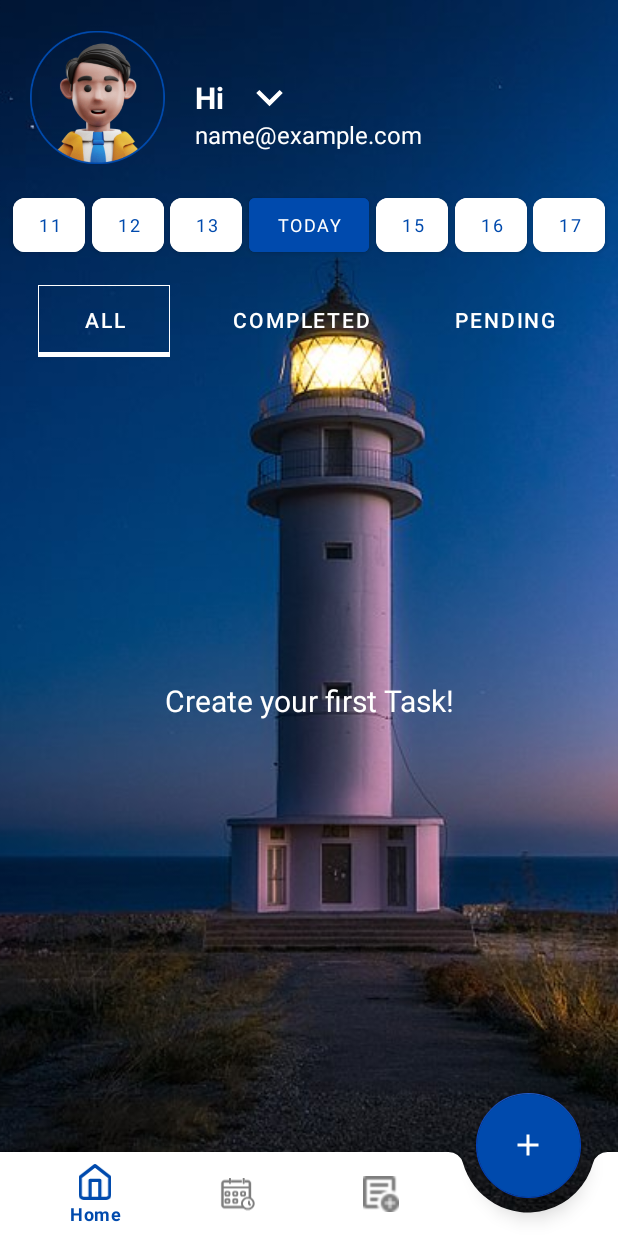
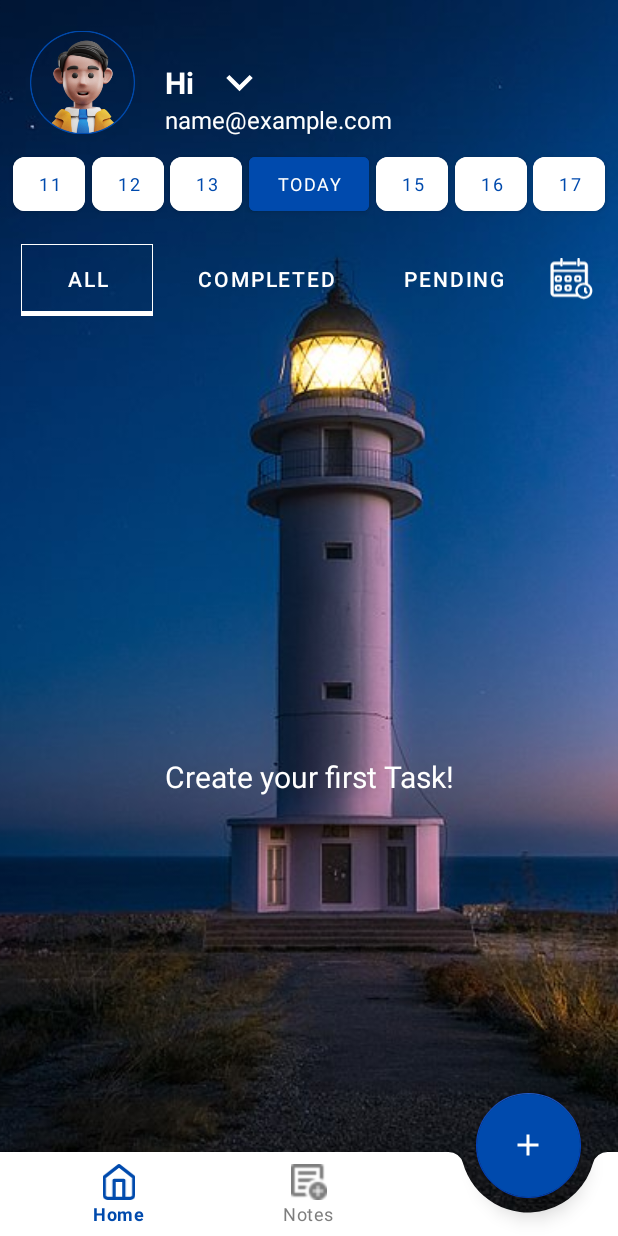
Before and after one commit to MorpH-ss-047/task-tacker-app, an Android app: the screen it shows after launch once a user with an empty profile is signed in (MainActivity), on a phone screen of 412 x 824 dp. Run offline under Robolectric (Android 15) with nearby library versions, the phone set to English and light mode, and no system bars; our stand-ins replace Firebase (no records; nobody signed in at launch, a user with empty details on screens opened directly); libraries missing offline, so code that uses them is left out: it.xabaras.android.

Commit message:
Merged home and calendar fragments - Removed calendar screen - Added calendar functionality to home fragment

```diff
--- a/app/src/main/AndroidManifest.xml
+++ b/app/src/main/AndroidManifest.xml
@@ -27,15 +27,19 @@
             android:exported="false" />
         <activity
             android:name=".authentication.email.EmailLoginActivity"
+            android:theme="@style/Theme.TaskTrackerWhiteStatusBar"
             android:exported="false" />
         <activity
             android:name=".authentication.email.EmailSignupActivity"
+            android:theme="@style/Theme.TaskTrackerWhiteStatusBar"
             android:exported="false" />
         <activity
             android:name=".authentication.phone.OTPActivity"
+            android:theme="@style/Theme.TaskTrackerWhiteStatusBar"
             android:exported="false" />
         <activity
             android:name=".authentication.phone.PhoneLoginActivity"
+            android:theme="@style/Theme.TaskTrackerWhiteStatusBar"
             android:exported="false" />
         <activity
             android:name=".MainActivity"
--- a/app/src/main/res/layout/activity_email_login.xml
+++ b/app/src/main/res/layout/activity_email_login.xml
@@ -85,7 +85,6 @@
             android:layout_height="50dp"
             android:background="@color/white"
             app:boxStrokeWidth="0dp"
-            app:boxStrokeWidthFocused="0dp"
             app:hintEnabled="false"
             app:passwordToggleEnabled="true">
 
--- a/app/src/main/res/layout/activity_email_signup.xml
+++ b/app/src/main/res/layout/activity_email_signup.xml
@@ -54,7 +54,6 @@
             android:layout_height="50dp"
             android:background="@color/white"
             app:boxStrokeWidth="0dp"
-            app:boxStrokeWidthFocused="0dp"
             app:hintEnabled="false">
 
             <com.google.android.material.textfield.TextInputEditText
@@ -88,7 +87,6 @@
             android:layout_height="50dp"
             android:background="@color/white"
             app:boxStrokeWidth="0dp"
-            app:boxStrokeWidthFocused="0dp"
             app:hintEnabled="false"
             app:passwordToggleEnabled="true">
 
@@ -122,7 +120,6 @@
             android:layout_height="50dp"
             android:background="@color/white"
             app:boxStrokeWidth="0dp"
-            app:boxStrokeWidthFocused="0dp"
             app:hintEnabled="false"
             app:passwordToggleEnabled="true">
 
--- a/app/src/main/res/layout/activity_phone_login.xml
+++ b/app/src/main/res/layout/activity_phone_login.xml
@@ -56,7 +56,6 @@
                 android:layout_height="match_parent"
                 android:layout_toEndOf="@id/countryCodeCard"
                 app:boxStrokeWidth="0dp"
-                app:boxStrokeWidthFocused="0dp"
                 android:padding="4dp"
                 app:hintEnabled="false">
 
--- a/app/src/main/res/layout/fragment_home.xml
+++ b/app/src/main/res/layout/fragment_home.xml
@@ -1,9 +1,10 @@
 <?xml version="1.0" encoding="utf-8"?>
-<androidx.constraintlayout.widget.ConstraintLayout xmlns:android="http://schemas.android.com/apk/res/android"
+<androidx.constraintlayout.motion.widget.MotionLayout xmlns:android="http://schemas.android.com/apk/res/android"
     xmlns:app="http://schemas.android.com/apk/res-auto"
     xmlns:tools="http://schemas.android.com/tools"
     android:layout_width="match_parent"
     android:layout_height="match_parent"
+    app:layoutDescription="@xml/fragment_home_scene"
     tools:context=".fragments.HomeFragment">
 
 
@@ -12,12 +13,12 @@
         android:layout_width="48dp"
         android:layout_height="48dp"
         android:layout_marginHorizontal="2dp"
-        android:visibility="visible"
         android:backgroundTint="@color/date_buttons_background_color"
         android:fontFamily="@font/roboto"
         android:text="@string/_17"
         android:textColor="@color/text_color"
         android:textSize="12sp"
+        android:visibility="visible"
         app:cornerRadius="8dp"
         app:layout_constraintEnd_toStartOf="@id/minusTwoDays"
         app:layout_constraintStart_toStartOf="@id/taskListHomeScreenRv"
@@ -28,12 +29,12 @@
         android:layout_width="48dp"
         android:layout_height="48dp"
         android:layout_marginHorizontal="2dp"
-        android:visibility="visible"
         android:backgroundTint="@color/date_buttons_background_color"
         android:fontFamily="@font/roboto"
         android:text="@string/_19"
         android:textColor="@color/text_color"
         android:textSize="12sp"
+        android:visibility="visible"
         app:cornerRadius="8dp"
         app:layout_constraintEnd_toStartOf="@+id/minusOneDay"
         app:layout_constraintStart_toEndOf="@+id/minusThreeDays"
@@ -44,12 +45,12 @@
         android:layout_width="48dp"
         android:layout_height="48dp"
         android:layout_marginHorizontal="2dp"
-        android:visibility="visible"
         android:backgroundTint="@color/date_buttons_background_color"
         android:fontFamily="@font/roboto"
         android:text="@string/_20"
         android:textColor="@color/text_color"
         android:textSize="12sp"
+        android:visibility="visible"
         app:cornerRadius="8dp"
         app:layout_constraintEnd_toStartOf="@+id/todayButton"
         app:layout_constraintStart_toEndOf="@+id/minusTwoDays"
@@ -61,15 +62,15 @@
         android:layout_width="80dp"
         android:layout_height="48dp"
         android:layout_marginHorizontal="2dp"
-        android:layout_marginTop="16dp"
-        android:visibility="visible"
+        android:layout_marginTop="8dp"
         android:backgroundTint="@color/date_buttons_background_color"
         android:fontFamily="@font/roboto"
         android:text="@string/today"
         android:textColor="@color/text_color"
         android:textSize="12sp"
-        app:layout_constraintEnd_toStartOf="@+id/plusOneDay"
-        app:layout_constraintStart_toEndOf="@+id/minusOneDay"
+        android:visibility="visible"
+        app:layout_constraintEnd_toStartOf="@id/plusOneDay"
+        app:layout_constraintStart_toEndOf="@id/minusOneDay"
         app:layout_constraintTop_toTopOf="parent" />
 
     <com.google.android.material.button.MaterialButton
@@ -77,12 +78,12 @@
         android:layout_width="48dp"
         android:layout_height="48dp"
         android:layout_marginHorizontal="2dp"
-        android:visibility="visible"
         android:backgroundTint="@color/date_buttons_background_color"
         android:fontFamily="@font/roboto"
         android:text="@string/_22"
         android:textColor="@color/text_color"
         android:textSize="12sp"
+        android:visibility="visible"
         app:cornerRadius="8dp"
         app:layout_constraintEnd_toStartOf="@+id/plusTwoDays"
         app:layout_constraintStart_toEndOf="@+id/todayButton"
@@ -93,12 +94,12 @@
         android:layout_width="48dp"
         android:layout_height="48dp"
         android:layout_marginHorizontal="2dp"
-        android:visibility="visible"
         android:backgroundTint="@color/date_buttons_background_color"
         android:fontFamily="@font/roboto"
         android:text="@string/_23"
         android:textColor="@color/text_color"
         android:textSize="12sp"
+        android:visibility="visible"
         app:cornerRadius="8dp"
         app:layout_constraintEnd_toStartOf="@+id/plusThreeDays"
         app:layout_constraintStart_toEndOf="@+id/plusOneDay"
@@ -109,16 +110,40 @@
         android:layout_width="48dp"
         android:layout_height="48dp"
         android:layout_marginHorizontal="2dp"
-        android:visibility="visible"
         android:backgroundTint="@color/date_buttons_background_color"
         android:fontFamily="@font/roboto"
         android:text="@string/_24"
         android:textColor="@color/text_color"
         android:textSize="12sp"
+        android:visibility="visible"
         app:cornerRadius="8dp"
         app:layout_constraintEnd_toEndOf="@id/taskListHomeScreenRv"
         app:layout_constraintStart_toEndOf="@+id/plusTwoDays"
         app:layout_constraintTop_toTopOf="@id/todayButton" />
+
+    <ImageView
+        android:id="@+id/showCalendarButton"
+        android:layout_width="30dp"
+        android:layout_height="36dp"
+        android:layout_marginTop="5dp"
+        android:layout_marginEnd="16dp"
+        android:background="@android:color/transparent"
+        android:src="@drawable/calender_vector"
+        app:layout_constraintEnd_toEndOf="parent"
+        app:layout_constraintTop_toTopOf="@+id/taskStatusButtonGroup"
+        app:tint="@color/white"
+        android:contentDescription="@string/show_calendar_button" />
+
+    <CalendarView
+        android:id="@id/calendarView"
+        android:layout_width="wrap_content"
+        android:layout_height="wrap_content"
+        android:background="@drawable/calendar_background"
+        android:layout_marginStart="8dp"
+        android:layout_marginEnd="8dp"
+        app:layout_constraintEnd_toEndOf="parent"
+        app:layout_constraintStart_toStartOf="parent"
+        app:layout_constraintTop_toTopOf="parent" />
 
     <include
         android:id="@+id/taskStatusButtonGroup"
@@ -126,7 +151,7 @@
         android:layout_width="0dp"
         android:layout_height="wrap_content"
         android:layout_marginTop="16dp"
-        app:layout_constraintEnd_toEndOf="parent"
+        app:layout_constraintEnd_toStartOf="@id/showCalendarButton"
         app:layout_constraintStart_toStartOf="parent"
         app:layout_constraintTop_toBottomOf="@id/todayButton" />
 
@@ -135,14 +160,16 @@
         android:layout_width="0dp"
         android:layout_height="0dp"
         android:layout_marginHorizontal="6dp"
+        android:layout_marginBottom="50dp"
         android:padding="10dp"
+        android:scrollbarFadeDuration="@integer/material_motion_duration_short_2"
         android:scrollbarStyle="outsideOverlay"
-        android:layout_marginBottom="50dp"
-        android:scrollbarFadeDuration="@integer/material_motion_duration_short_2"
         app:layout_constraintBottom_toBottomOf="parent"
         app:layout_constraintEnd_toEndOf="parent"
+        app:layout_constraintHorizontal_bias="1.0"
         app:layout_constraintStart_toStartOf="parent"
         app:layout_constraintTop_toBottomOf="@id/taskStatusButtonGroup"
+        app:layout_constraintVertical_bias="0.0"
         tools:listitem="@layout/calendar_task_list_item" />
 
     <ProgressBar
@@ -153,12 +180,13 @@
         app:layout_constraintBottom_toBottomOf="parent"
         app:layout_constraintEnd_toEndOf="parent"
         app:layout_constraintStart_toStartOf="parent"
-        app:layout_constraintTop_toTopOf="parent" />
+        app:layout_constraintTop_toTopOf="@+id/taskListHomeScreenRv" />
 
     <com.google.android.material.textview.MaterialTextView
         android:id="@+id/noTaskTv"
         android:layout_width="wrap_content"
         android:layout_height="wrap_content"
+        android:layout_marginTop="481dp"
         android:text="@string/create_your_first_task"
         android:textColor="@color/white"
         android:textSize="20sp"
@@ -166,6 +194,6 @@
         app:layout_constraintBottom_toBottomOf="parent"
         app:layout_constraintEnd_toEndOf="parent"
         app:layout_constraintStart_toStartOf="parent"
-        app:layout_constraintTop_toTopOf="parent" />
+        app:layout_constraintTop_toBottomOf="@+id/taskStatusButtonGroup" />
 
-</androidx.constraintlayout.widget.ConstraintLayout>
+</androidx.constraintlayout.motion.widget.MotionLayout>
--- a/app/src/main/res/layout/profile_at_top.xml
+++ b/app/src/main/res/layout/profile_at_top.xml
@@ -6,8 +6,8 @@
 
     <ImageView
         android:id="@+id/avatar"
-        android:layout_width="90dp"
-        android:layout_height="90dp"
+        android:layout_width="70dp"
+        android:layout_height="70dp"
         android:layout_marginTop="20dp"
         android:layout_marginStart="20dp"
         android:src="@drawable/avatar"
--- a/app/src/main/res/menu/bottom_nav_menu.xml
+++ b/app/src/main/res/menu/bottom_nav_menu.xml
@@ -5,10 +5,10 @@
         android:id="@+id/navigation_home"
         android:icon="@drawable/home_vector"
         android:title="@string/home" />
-    <item
-        android:id="@+id/navigation_calendar"
-        android:icon="@drawable/calender_vector"
-        android:title="@string/calendar" />
+<!--    <item-->
+<!--        android:id="@+id/navigation_calendar"-->
+<!--        android:icon="@drawable/calender_vector"-->
+<!--        android:title="@string/calendar" />-->
 
     <item
         android:id="@+id/navigation_notes"
--- a/app/src/main/res/values/strings.xml
+++ b/app/src/main/res/values/strings.xml
@@ -215,5 +215,6 @@
     <string name="_23">23</string>
     <string name="_24">24</string>
     <string name="_17">17</string>
+    <string name="show_calendar_button">Show Calendar Button</string>
 
 </resources>
--- /dev/null
+++ b/app/src/main/res/xml/fragment_home_scene.xml
@@ -0,0 +1,149 @@
+<?xml version="1.0" encoding="utf-8"?>
+<MotionScene
+    xmlns:android="http://schemas.android.com/apk/res/android"
+    xmlns:motion="http://schemas.android.com/apk/res-auto">
+
+    <Transition
+        motion:constraintSetEnd="@+id/end"
+        motion:constraintSetStart="@id/start"
+        motion:duration="381">
+       <KeyFrameSet>
+           <KeyAttribute
+               motion:motionTarget="@+id/calendarView"
+               motion:framePosition="0"
+               android:scaleY="0" />
+       </KeyFrameSet>
+        <OnClick motion:targetId="@+id/showCalendarButton" />
+    </Transition>
+
+    <ConstraintSet android:id="@+id/start">
+        <Constraint
+            android:id="@id/calendarView"
+            android:layout_width="wrap_content"
+            android:layout_height="1dp"
+            motion:layout_constraintTop_toTopOf="parent"
+            motion:layout_constraintStart_toStartOf="parent"
+            motion:layout_constraintEnd_toEndOf="parent" />
+
+        <Constraint
+            android:id="@+id/progressBar"
+            motion:layout_constraintEnd_toEndOf="parent"
+            android:layout_width="70dp"
+            android:layout_height="80dp"
+            motion:visibilityMode="ignore"
+            motion:layout_constraintBottom_toBottomOf="parent"
+            motion:layout_constraintTop_toTopOf="@+id/taskListHomeScreenRv"
+            motion:layout_constraintStart_toStartOf="parent" />
+        <Constraint
+            android:id="@+id/noTaskTv"
+            motion:layout_constraintEnd_toEndOf="parent"
+            android:layout_width="wrap_content"
+            android:layout_height="wrap_content"
+            motion:layout_constraintBottom_toBottomOf="parent"
+            motion:visibilityMode="ignore"
+            motion:layout_constraintTop_toBottomOf="@+id/taskStatusButtonGroup"
+            motion:layout_constraintStart_toStartOf="parent" />
+    </ConstraintSet>
+
+    <ConstraintSet android:id="@+id/end">
+        <Constraint
+            android:id="@+id/calendarView"
+            android:layout_width="0dp"
+            android:layout_height="wrap_content"
+            motion:layout_constraintTop_toTopOf="parent"
+            motion:layout_constraintStart_toStartOf="parent"
+            motion:layout_constraintEnd_toEndOf="parent"
+            android:layout_marginTop="16dp" />
+        <Constraint
+            android:id="@+id/taskStatusButtonGroup"
+            android:layout_height="wrap_content"
+            motion:layout_constraintEnd_toStartOf="@id/showCalendarButton"
+            motion:layout_constraintStart_toStartOf="parent"
+            android:layout_width="0dp"
+            motion:layout_constraintTop_toBottomOf="@id/calendarView"
+            android:layout_marginTop="16dp" />
+        <Constraint
+            android:id="@+id/plusOneDay"
+            motion:layout_constraintEnd_toStartOf="@+id/plusTwoDays"
+            motion:layout_constraintStart_toEndOf="@+id/todayButton"
+            android:layout_width="1dp"
+            android:layout_height="1dp"
+            android:visibility="gone"
+            motion:layout_constraintTop_toTopOf="@id/todayButton" />
+        <Constraint
+            android:id="@+id/minusThreeDays"
+            motion:layout_constraintEnd_toStartOf="@id/minusTwoDays"
+            android:layout_width="1dp"
+            android:layout_height="1dp"
+            android:visibility="gone"
+            motion:layout_constraintTop_toTopOf="@id/todayButton"
+            motion:layout_constraintStart_toStartOf="@id/taskListHomeScreenRv" />
+
+        <Constraint
+            android:id="@+id/minusTwoDays"
+            motion:layout_constraintEnd_toStartOf="@+id/minusOneDay"
+            motion:layout_constraintStart_toEndOf="@+id/minusThreeDays"
+            android:layout_width="1dp"
+            android:layout_height="1dp"
+            android:visibility="gone"
+            motion:layout_constraintTop_toTopOf="@id/todayButton" />
+
+        <Constraint
+            android:id="@+id/minusOneDay"
+            motion:layout_constraintEnd_toStartOf="@+id/todayButton"
+            motion:layout_constraintStart_toEndOf="@+id/minusTwoDays"
+            android:layout_width="1dp"
+            android:layout_height="1dp"
+            android:visibility="gone"
+            motion:layout_constraintTop_toTopOf="@id/todayButton"
+            motion:layout_editor_absoluteY="2dp" />
+
+        <Constraint
+            android:id="@+id/todayButton"
+            motion:layout_constraintEnd_toStartOf="@id/plusOneDay"
+            motion:layout_constraintStart_toEndOf="@id/minusOneDay"
+            android:layout_width="1dp"
+            android:layout_height="1dp"
+            android:visibility="gone"
+            motion:layout_constraintTop_toTopOf="parent"
+            android:layout_marginTop="8dp" />
+
+        <Constraint
+            android:id="@+id/plusTwoDays"
+            motion:layout_constraintEnd_toStartOf="@+id/plusThreeDays"
+            motion:layout_constraintStart_toEndOf="@+id/plusOneDay"
+            android:layout_width="1dp"
+            android:layout_height="1dp"
+            android:visibility="gone"
+            motion:layout_constraintTop_toTopOf="@id/todayButton" />
+        <Constraint
+            android:id="@+id/plusThreeDays"
+            motion:layout_constraintEnd_toEndOf="@id/taskListHomeScreenRv"
+            motion:layout_constraintStart_toEndOf="@+id/plusTwoDays"
+            android:layout_width="1dp"
+            android:layout_height="1dp"
+            android:visibility="invisible"
+            motion:layout_constraintTop_toTopOf="@id/todayButton" />
+
+        <Constraint
+            android:id="@+id/progressBar"
+            motion:layout_constraintEnd_toEndOf="parent"
+            android:layout_width="70dp"
+            android:layout_height="80dp"
+            motion:visibilityMode="ignore"
+            motion:layout_constraintBottom_toBottomOf="parent"
+            motion:layout_constraintTop_toTopOf="@+id/taskListHomeScreenRv"
+            motion:layout_constraintStart_toStartOf="parent" />
+        <Constraint
+            android:id="@+id/noTaskTv"
+            motion:layout_constraintEnd_toEndOf="parent"
+            android:layout_width="wrap_content"
+            android:layout_height="wrap_content"
+            motion:layout_constraintBottom_toBottomOf="parent"
+            motion:visibilityMode="ignore"
+            motion:layout_constraintTop_toBottomOf="@+id/taskStatusButtonGroup"
+            motion:layout_constraintStart_toStartOf="parent" />
+
+
+    </ConstraintSet>
+</MotionScene>
```
Also changed, not shown: app/src/main/java/com/example/tasktracker/AddTaskActivity.kt (+9 -3 lines), app/src/main/java/com/example/tasktracker/MainActivity.kt (+9 -10 lines), app/src/main/java/com/example/tasktracker/adapters/HomeFragmentTaskAdapter.kt (+5 -2 lines), app/src/main/java/com/example/tasktracker/fragments/HomeFragment.kt (+164 -101 lines), app/src/main/res/layout/activity_otp.xml (+1 -7 lines).
